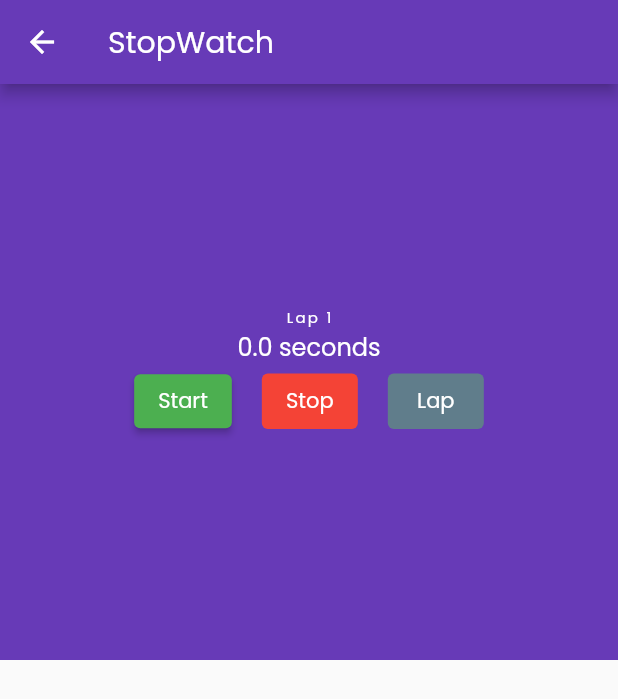
After one commit to yusrilprayoga-code/Tugas-2-Materi-Mobile, a Flutter app: the StopWatch screen opened directly, on a phone screen of 412 x 824 dp. The commit adds this screen. Shown: the top 699 px of the screen. Run offline on Flutter 3.47's test engine with Material 2 defaults, Android fonts, the phone set to English and light mode, and no system bars; our stand-ins replace carousel_slider, lottie; network calls fail.

Commit message:
Revert "stopwatch edit"

```diff
--- /dev/null
+++ b/lib/Pages/stopwatch.dart
@@ -0,0 +1,156 @@
+import 'dart:async';
+import 'package:flutter/material.dart';
+
+class StopWatch extends StatefulWidget {
+  @override
+  State createState() => StopWatchState();
+}
+
+class StopWatchState extends State<StopWatch> {
+  bool isTicking = true;
+  int seconds = 0;
+  late Timer timer;
+  int milliseconds = 0;
+  final laps = <int>[];
+  final itemHeight = 60.0;
+  final scrollController = ScrollController();
+
+  void _onTick(Timer time) {
+    setState(() {
+      milliseconds += 100;
+    });
+  }
+
+  String _secondsString(int milliseconds) {
+    final seconds = milliseconds / 1000;
+    return '$seconds seconds';
+  }
+
+  void dispose() {
+    timer.cancel();
+    super.dispose();
+  }
+
+  void _startTimer() {
+    timer = Timer.periodic(Duration(milliseconds: 100), _onTick);
+    setState(() {
+      isTicking = true;
+      laps.clear();
+    });
+  }
+
+  void _stopTimer() {
+    timer.cancel();
+    setState(() {
+      isTicking = false;
+    });
+  }
+
+  void _resetTimer() {
+    //timer.cancel();
+    setState(() {
+      milliseconds = 0;
+    });
+  }
+
+  void _lap() {
+    setState(() {
+      laps.add(milliseconds);
+      _resetTimer();
+    });
+    scrollController.animateTo(itemHeight * laps.length,
+        duration: Duration(milliseconds: 500), curve: Curves.easeIn);
+  }
+
+  Widget build(BuildContext context) {
+    return Scaffold(
+        appBar: AppBar(
+          title: Text("StopWatch" /*widget.name*/),
+        ),
+        body: Column(
+          children: <Widget>[
+            Expanded(child: _buildCounter(context)),
+            Expanded(child: _buildLapDisplay()),
+          ],
+        ));
+  }
+
+  Widget _buildCounter(BuildContext context) {
+    return Container(
+      color: Theme.of(context).primaryColor,
+      child: Column(
+        mainAxisAlignment: MainAxisAlignment.center,
+        children: <Widget>[
+          Text(
+            'Lap ${laps.length + 1}',
+            style: Theme.of(context)
+                .textTheme
+                .labelSmall
+                ?.copyWith(color: Colors.white),
+          ),
+          Text(
+            _secondsString(milliseconds),
+            style: Theme.of(context)
+                .textTheme
+                .titleMedium
+                ?.copyWith(color: Colors.white),
+          ),
+          SizedBox(width: 20),
+          buildControls(),
+        ],
+      ),
+    );
+  }
+
+  Widget buildControls() {
+    return Row(
+      mainAxisAlignment: MainAxisAlignment.center,
+      children: <Widget>[
+        ElevatedButton(
+          style: ButtonStyle(
+            backgroundColor: MaterialStateProperty.all<Color>(Colors.green),
+            foregroundColor: MaterialStateProperty.all<Color>(Colors.white),
+          ),
+          onPressed: () => _startTimer(),
+          child: Text('Start'),
+        ),
+        SizedBox(width: 20),
+        TextButton(
+          style: ButtonStyle(
+            backgroundColor: MaterialStateProperty.all<Color>(Colors.red),
+            foregroundColor: MaterialStateProperty.all<Color>(Colors.white),
+          ),
+          onPressed: () => _stopTimer(),
+          child: Text('Stop'),
+        ),
+        SizedBox(width: 20),
+        TextButton(
+          style: ButtonStyle(
+            backgroundColor: MaterialStateProperty.all<Color>(Colors.blueGrey),
+            foregroundColor: MaterialStateProperty.all<Color>(Colors.white),
+          ),
+          onPressed: isTicking ? _lap : null, //() => _resetTimer(),
+          child: Text('Lap'),
+        ),
+      ],
+    );
+  }
+
+  Widget _buildLapDisplay() {
+    return Scrollbar(
+      child: ListView.builder(
+          controller: scrollController,
+          itemExtent: itemHeight,
+          itemCount: laps.length,
+          itemBuilder: (context, index) {
+            final milliseconds = laps[index];
+            return ListTile(
+              contentPadding: EdgeInsets.symmetric(horizontal: 50),
+              title: Text('Lap ${index + 1}'),
+              trailing: Text(_secondsString(milliseconds)),
+            );
+          }
+          ),
+    );
+  }
+}
--- a/pubspec.yaml
+++ b/pubspec.yaml
@@ -12,8 +12,6 @@ dependencies:
   flutter:
     sdk: flutter
   url_launcher: ^6.0.3
-
-
 
 
 
```
Also changed, not shown: lib/Pages/home_page.dart (+0 -174 lines), 3 other files.
